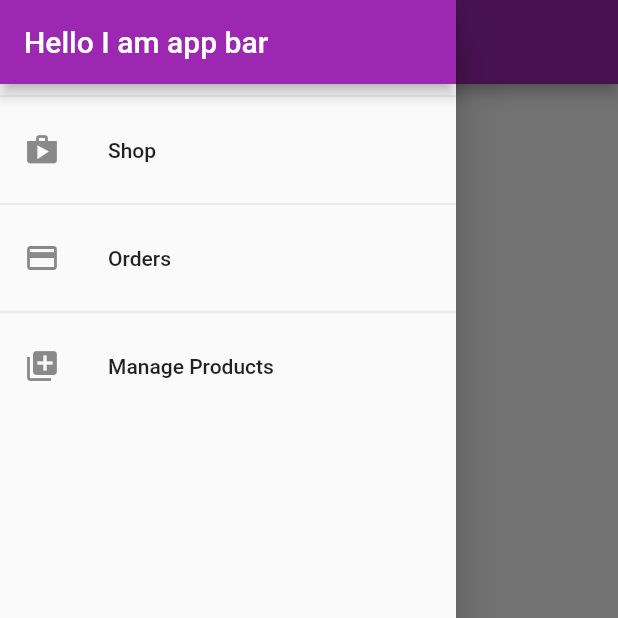
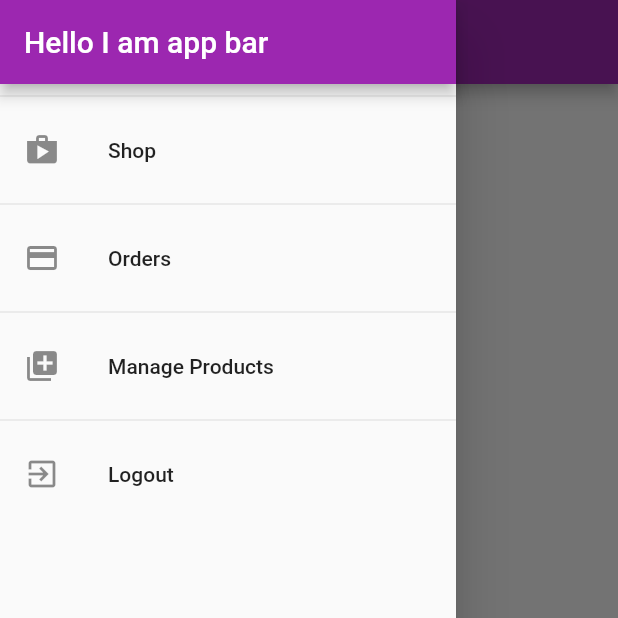
Before and after one commit to kaushalwagle/shop_app, a Flutter app: the OrdersScreen screen opened by its route, with the side drawer open, on a phone screen of 412 x 824 dp, the top half of it. Run offline on Flutter 3.47's test engine with Material 2 defaults, Android fonts, the phone set to English and light mode, and no system bars; our stand-ins replace badges, validators; network calls fail.

```diff
--- a/lib/widgets/app_drawer.dart
+++ b/lib/widgets/app_drawer.dart
@@ -1,7 +1,9 @@
 import 'package:flutter/material.dart';
+import 'package:provider/provider.dart';
 
 import '../screens/orders_screen.dart';
 import '../screens/user_products_screen.dart';
+import '../providers/auth.dart';
 
 class AppDrawer extends StatelessWidget {
   @override
@@ -33,6 +35,14 @@ class AppDrawer extends StatelessWidget {
             onTap: () => Navigator.of(context)
                 .pushReplacementNamed(UserProductsScreen.routeName),
           ),
+          Divider(),
+          ListTile(
+              leading: Icon(Icons.exit_to_app),
+              title: Text('Logout'),
+              onTap: () {
+                Navigator.of(context).pop();
+                Provider.of<Auth>(context, listen: false).logOut();
+              }),
         ],
       ),
     );
```
Also changed, not shown: lib/providers/auth.dart (+22 -1 lines).
